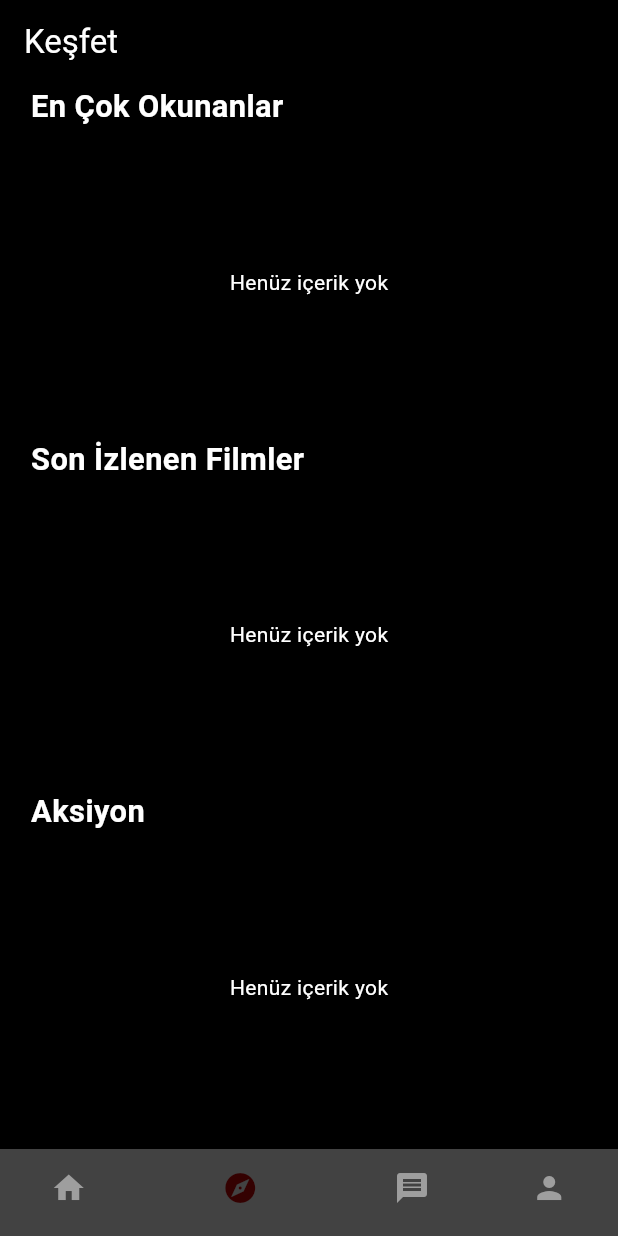
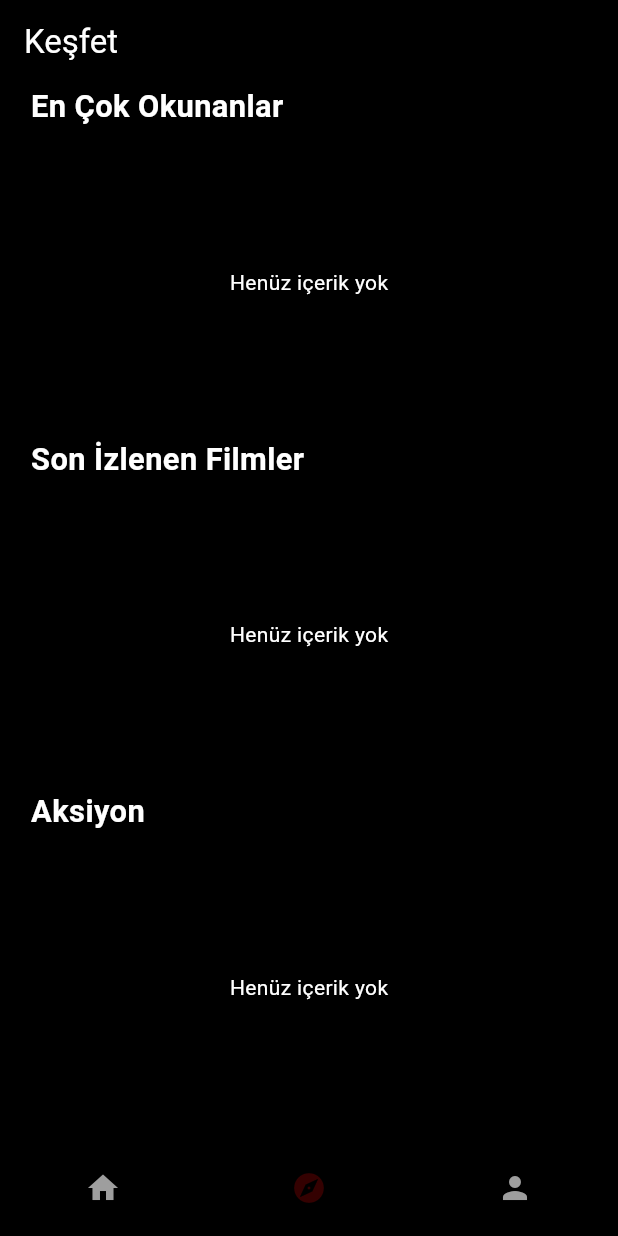
Before and after one commit to film-atlasi/film-atlasi, a Flutter app: the screen it shows after launch, item 2 of the bottom bar chosen, on a phone screen of 412 x 824 dp. Run offline on Flutter 3.47's test engine with Material 3 defaults, Android fonts, the phone set to English and light mode, and no system bars; our stand-ins replace cloud_firestore, firebase_auth, firebase_core, flutter_rating_bar; missing offline and left inert: auto_size_text_field; accounts and stored records are empty; network calls fail.

Commit message:
appbar duzeltılıd
appbar

```diff
--- a/lib/app.dart
+++ b/lib/app.dart
@@ -18,8 +18,6 @@ class _FilmAtlasiAppState extends State<FilmAtlasiApp> {
   final List<Widget> _pages = const [
     Anasayfa(),
     DiscoverPage(),
-    FilmEkleWidget(),
-    //DiscoverPage(),
     ProfileScreen()
   ];
 
@@ -59,10 +57,6 @@ class _FilmAtlasiAppState extends State<FilmAtlasiApp> {
         //   label: 'Keşfet',
         // ),
         BottomNavigationBarItem(
-          icon: Icon(Icons.message), // Mesaj ikonu
-          label: 'Mesajlar',
-        ),
-        BottomNavigationBarItem(
           icon: Icon(Icons.person), // Mesaj ikonu
           label: 'Hesabım',
         ),
```
